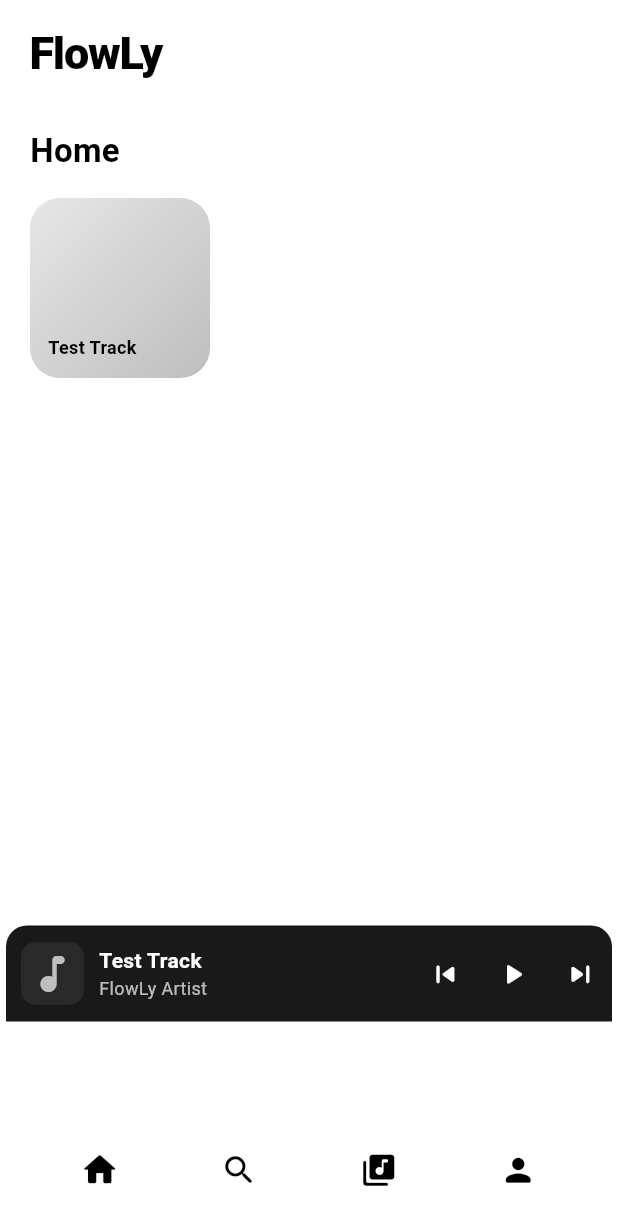
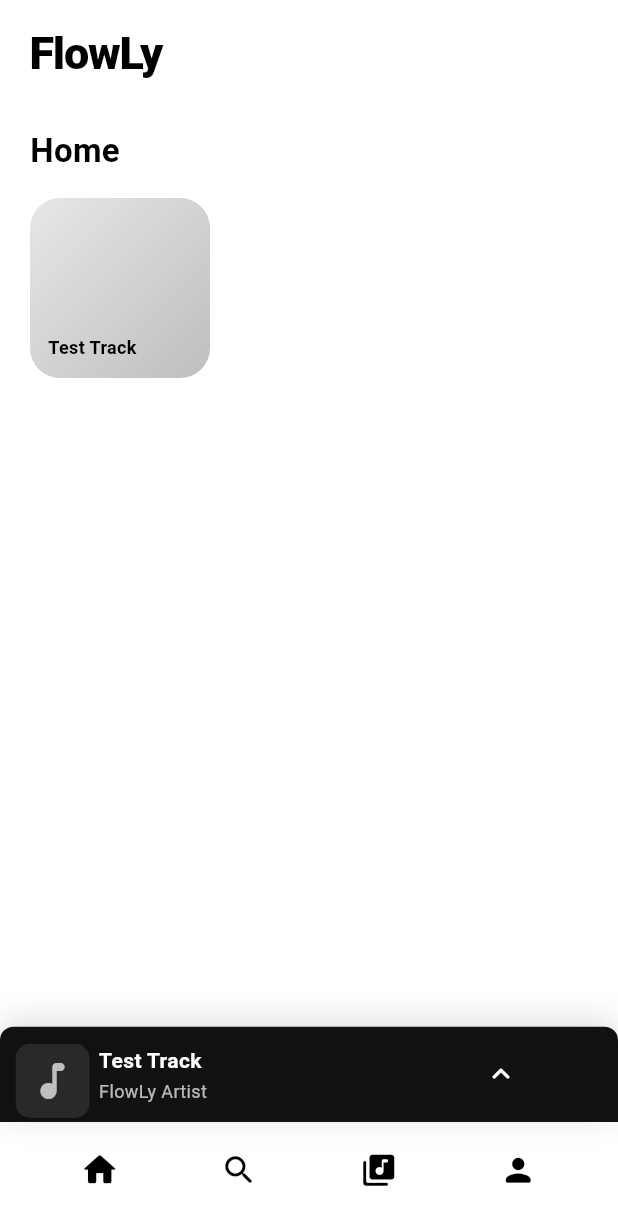
Before and after one commit to FrezzDEV/FlowLy-v1, a Flutter app: the screen it shows after launch, after a tap on "Test Track", on a phone screen of 412 x 824 dp. Shown: the top 1225 px of the screen. Run offline on Flutter 3.47's test engine with Material 3 defaults, Android fonts, the phone set to English and light mode, and no system bars.

Commit message:
fix: make player responsive to screen height

```diff
--- a/lib/shared/widgets/draggable_view.dart
+++ b/lib/shared/widgets/draggable_view.dart
@@ -2,9 +2,7 @@ import 'dart:ui' show lerpDouble;
 
 import 'package:flutter/material.dart';
 
-/// Port of FlowLy's draggable player surface.
-/// The original implementation lives in FrezzDEV/FlowLy at
-/// lib/utils/draggable_view.dart; this version is adapted for the v1 test UI.
+/// Responsive draggable player adapted from FrezzDEV/FlowLy.
 class DraggableView extends StatefulWidget {
   const DraggableView({super.key});
 
@@ -14,10 +12,10 @@ class DraggableView extends StatefulWidget {
 
 class DraggableViewState extends State<DraggableView>
     with SingleTickerProviderStateMixin {
-  static const double _miniHeight = 64;
-  static const double _miniMargin = 4;
-  static const double _miniRadius = 14;
-  static const double _navBarHeight = 64;
+  // Proportions of the available body height instead of fixed pixel heights.
+  static const double _miniFactor = 0.085;
+  static const double _expandedFactor = 1.0;
+  static const double _miniRadiusFactor = 0.022;
 
   late final AnimationController _progress;
 
@@ -52,10 +50,10 @@ class DraggableViewState extends State<DraggableView>
   }
 
   void _onDragUpdate(DragUpdateDetails details) {
-    final range = MediaQuery.sizeOf(context).height - _miniHeight;
-    if (range <= 0) return;
-    _progress.value = (_progress.value -
-            (details.primaryDelta ?? 0) / range)
+    final height = MediaQuery.sizeOf(context).height;
+    final travel = height * (_expandedFactor - _miniFactor);
+    if (travel <= 0) return;
+    _progress.value = (_progress.value - (details.primaryDelta ?? 0) / travel)
         .clamp(0.0, 1.0);
   }
 
@@ -64,7 +62,6 @@ class DraggableViewState extends State<DraggableView>
     final target = velocity.abs() > 600
         ? (velocity < 0 ? 1.0 : 0.0)
         : (_progress.value > 0.5 ? 1.0 : 0.0);
-
     if (target == 1) {
       await open();
     } else {
@@ -74,21 +71,23 @@ class DraggableViewState extends State<DraggableView>
 
   @override
   Widget build(BuildContext context) {
+    return LayoutBuilder(
+      builder: (context, constraints) {
+        final height = constraints.maxHeight;
+        final width = constraints.maxWidth;
+
         return AnimatedBuilder(
           animation: _progress,
           builder: (context, _) {
-        final size = MediaQuery.sizeOf(context);
-        final safeBottom = MediaQuery.paddingOf(context).bottom;
             final t = _progress.value;
-        final artSize = lerpDouble(42, size.width * 0.56, t)!;
-        final artTop = lerpDouble(11, 92, t)!;
-        final artLeft = lerpDouble(10, (size.width - artSize) / 2, t)!;
-        final cardWidth = size.width - lerpDouble(_miniMargin * 2, 0, t)!;
-        final cardHeight = lerpDouble(_miniHeight, size.height, t)!;
-        final miniOpacity = 1 - _remap(t, 0, 0.3);
-        final expandedOpacity = _remap(t, 0.5, 1);
-        final bottomMargin =
-            lerpDouble(_navBarHeight + safeBottom + 3, 0, t)!;
+            final heightFactor = lerpDouble(_miniFactor, _expandedFactor, t)!;
+            final playerHeight = height * heightFactor;
+            final radius = width * _miniRadiusFactor * (1 - t);
+            final artSize = lerpDouble(width * 0.12, width * 0.56, t)!;
+            final artTop = lerpDouble(playerHeight * 0.18, height * 0.10, t)!;
+            final artLeft = lerpDouble(width * 0.025, (width - artSize) / 2, t)!;
+            final miniOpacity = 1 - _remap(t, 0, 0.32);
+            final expandedOpacity = _remap(t, 0.45, 1);
 
             return Align(
               alignment: Alignment.bottomCenter,
@@ -97,20 +96,22 @@ class DraggableViewState extends State<DraggableView>
                 onVerticalDragUpdate: _onDragUpdate,
                 onVerticalDragEnd: _onDragEnd,
                 child: Container(
-              width: cardWidth,
-              height: cardHeight,
-              margin: EdgeInsets.only(bottom: bottomMargin),
+                  width: width,
+                  height: playerHeight,
                   clipBehavior: Clip.antiAlias,
                   decoration: BoxDecoration(
-                color: Color.lerp(
-                  const Color(0xFF191919),
-                  const Color(0xFF0B0B0B),
-                  t,
+                    color: const Color(0xFF111111),
+                    borderRadius: BorderRadius.only(
+                      topLeft: Radius.circular(radius),
+                      topRight: Radius.circular(radius),
                     ),
-                borderRadius: BorderRadius.only(
-                  topLeft: Radius.circular(lerpDouble(_miniRadius, 0, t)!),
-                  topRight: Radius.circular(lerpDouble(_miniRadius, 0, t)!),
+                    boxShadow: const [
+                      BoxShadow(
+                        color: Color(0x22000000),
+                        blurRadius: 18,
+                        offset: Offset(0, -4),
                       ),
+                    ],
                   ),
                   child: Stack(
                     children: [
@@ -120,81 +121,56 @@ class DraggableViewState extends State<DraggableView>
                         width: artSize,
                         height: artSize,
                         child: ClipRRect(
-                      borderRadius: BorderRadius.circular(10),
-                      child: const _Artwork(showText: false),
+                          borderRadius: BorderRadius.circular(width * 0.024),
+                          child: const _Artwork(),
                         ),
                       ),
-                  Positioned(
-                    left: 62,
-                    right: 142,
-                    top: 0,
-                    height: _miniHeight,
+                      Positioned.fill(
+                        child: IgnorePointer(
+                          ignoring: t > 0.4,
                           child: Opacity(
                             opacity: miniOpacity,
+                            child: _MiniContent(
+                              onTap: open,
+                              width: width,
+                            ),
+                          ),
+                        ),
+                      ),
+                      Positioned.fill(
                         child: IgnorePointer(
-                        ignoring: t > 0.3,
-                        child: GestureDetector(
-                          onTap: open,
-                          behavior: HitTestBehavior.opaque,
-                          child: const Align(
-                            alignment: Alignment.centerLeft,
-                            child: _TrackInfo(compact: true),
+                          ignoring: t < 0.5,
+                          child: Opacity(
+                            opacity: expandedOpacity,
+                            child: Padding(
+                              padding: EdgeInsets.symmetric(horizontal: width * 0.06),
+                              child: _ExpandedContent(
+                                top: artTop + artSize + height * 0.04,
+                                width: width,
                               ),
                             ),
                           ),
                         ),
                       ),
                       Positioned(
-                    right: 90,
-                    top: 0,
-                    height: _miniHeight,
-                    child: Opacity(
-                      opacity: miniOpacity,
-                      child: const _ActionButton(icon: Icons.skip_previous_rounded),
-                    ),
-                  ),
-                  Positioned(
-                    right: 45,
-                    top: 0,
-                    height: _miniHeight,
-                    child: Opacity(
-                      opacity: miniOpacity,
-                      child: const _ActionButton(icon: Icons.play_arrow_rounded),
-                    ),
-                  ),
-                  Positioned(
+                        top: height * 0.025,
+                        left: 0,
                         right: 0,
-                    top: 0,
-                    height: _miniHeight,
-                    child: Opacity(
-                      opacity: miniOpacity,
-                      child: const _ActionButton(icon: Icons.skip_next_rounded),
-                    ),
-                  ),
-                  Positioned(
-                    top: artTop + artSize + 42,
-                    left: 22,
-                    right: 22,
-                    child: IgnorePointer(
-                      ignoring: t < 0.5,
-                      child: Opacity(
-                        opacity: expandedOpacity,
-                        child: const _ExpandedPlayer(),
-                      ),
-                    ),
-                  ),
-                  Positioned(
-                    top: 34,
-                    right: 8,
                         child: IgnorePointer(
                           ignoring: t < 0.5,
                           child: Opacity(
                             opacity: expandedOpacity,
                             child: GestureDetector(
                               onTap: close,
-                          child: const _ActionButton(
-                            icon: Icons.keyboard_arrow_down_rounded,
-                            size: 48,
+                              child: Center(
+                                child: Container(
+                                  width: width * 0.11,
+                                  height: height * 0.006,
+                                  decoration: BoxDecoration(
+                                    color: Colors.white38,
+                                    borderRadius: BorderRadius.circular(999),
+                                  ),
+                                ),
                               ),
                             ),
                           ),
@@ -207,104 +183,161 @@ class DraggableViewState extends State<DraggableView>
             );
           },
         );
+      },
+    );
   }
 
   double _remap(double value, double start, double end) =>
       ((value - start) / (end - start)).clamp(0.0, 1.0).toDouble();
 }
 
-class _TrackInfo extends StatelessWidget {
-  const _TrackInfo({this.compact = false});
+class _MiniContent extends StatelessWidget {
+  const _MiniContent({required this.onTap, required this.width});
 
-  final bool compact;
+  final VoidCallback onTap;
+  final double width;
 
   @override
   Widget build(BuildContext context) {
-    return const Column(
-      mainAxisSize: MainAxisSize.min,
+    return GestureDetector(
+      onTap: onTap,
+      behavior: HitTestBehavior.opaque,
+      child: Padding(
+        padding: EdgeInsets.symmetric(horizontal: width * 0.16),
+        child: Row(
+          children: [
+            Expanded(
+              child: Column(
+                mainAxisAlignment: MainAxisAlignment.center,
                 crossAxisAlignment: CrossAxisAlignment.start,
-      children: [
-        Text('Test Track', maxLines: 1, overflow: TextOverflow.ellipsis,
-            style: TextStyle(color: Colors.white, fontSize: 14, fontWeight: FontWeight.w600)),
-        Text('FlowLy Artist', maxLines: 1, overflow: TextOverflow.ellipsis,
-            style: TextStyle(color: Colors.white70, fontSize: 12)),
+                children: const [
+                  Text(
+                    'Test Track',
+                    maxLines: 1,
+                    overflow: TextOverflow.ellipsis,
+                    style: TextStyle(color: Colors.white, fontSize: 14, fontWeight: FontWeight.w600),
+                  ),
+                  SizedBox(height: 2),
+                  Text(
+                    'FlowLy Artist',
+                    maxLines: 1,
+                    overflow: TextOverflow.ellipsis,
+                    style: TextStyle(color: Colors.white70, fontSize: 12),
+                  ),
                 ],
+              ),
+            ),
+            const Icon(Icons.keyboard_arrow_up_rounded, color: Colors.white, size: 24),
+          ],
+        ),
+      ),
     );
   }
 }
 
-class _ExpandedPlayer extends StatelessWidget {
-  const _ExpandedPlayer();
+class _ExpandedContent extends StatelessWidget {
+  const _ExpandedContent({required this.top, required this.width});
+
+  final double top;
+  final double width;
 
   @override
   Widget build(BuildContext context) {
-    return Column(
+    return Positioned(
+      top: top,
+      left: 0,
+      right: 0,
+      child: Column(
         crossAxisAlignment: CrossAxisAlignment.start,
         children: [
-        const Text('Test Track', style: TextStyle(color: Colors.white, fontSize: 24, fontWeight: FontWeight.w700)),
-        const SizedBox(height: 5),
-        const Text('FlowLy Artist', style: TextStyle(color: Colors.white70, fontSize: 15)),
-        const SizedBox(height: 48),
+          Align(
+            alignment: Alignment.center,
+            child: Text(
+              'Test Track',
+              style: TextStyle(
+                color: Colors.white,
+                fontSize: width * 0.06,
+                fontWeight: FontWeight.w700,
+              ),
+            ),
+          ),
+          SizedBox(height: width * 0.015),
+          Align(
+            alignment: Alignment.center,
+            child: Text(
+              'FlowLy Artist',
+              style: TextStyle(color: Colors.white70, fontSize: width * 0.038),
+            ),
+          ),
+          SizedBox(height: width * 0.10),
           SliderTheme(
             data: SliderTheme.of(context).copyWith(
               activeTrackColor: Colors.white,
               inactiveTrackColor: Colors.white24,
               thumbColor: Colors.white,
               overlayColor: Colors.transparent,
-            trackHeight: 4,
+              trackHeight: width * 0.01,
             ),
             child: const Slider(value: 0.28, onChanged: null),
           ),
+          SizedBox(height: width * 0.035),
           const Row(
             mainAxisAlignment: MainAxisAlignment.spaceEvenly,
             children: [
-            _ActionButton(icon: Icons.skip_previous_rounded, size: 64),
+              _ActionButton(icon: Icons.skip_previous_rounded, sizeFactor: 0.16),
               _LargePlayButton(),
-            _ActionButton(icon: Icons.skip_next_rounded, size: 64),
+              _ActionButton(icon: Icons.skip_next_rounded, sizeFactor: 0.16),
             ],
           ),
         ],
+      ),
     );
   }
 }
 
 class _Artwork extends StatelessWidget {
-  const _Artwork({required this.showText});
-  final bool showText;
+  const _Artwork();
 
   @override
-  Widget build(BuildContext context) {
-    return Container(
+  Widget build(BuildContext context) => Container(
         color: const Color(0xFF292929),
         alignment: Alignment.center,
         child: const Icon(Icons.music_note_rounded, color: Colors.white70, size: 32),
       );
 }
-}
 
 class _ActionButton extends StatelessWidget {
-  const _ActionButton({required this.icon, this.size = 42});
+  const _ActionButton({required this.icon, required this.sizeFactor});
 
   final IconData icon;
-  final double size;
+  final double sizeFactor;
 
   @override
-  Widget build(BuildContext context) => SizedBox(
+  Widget build(BuildContext context) {
+    final width = MediaQuery.sizeOf(context).width;
+    final size = width * sizeFactor;
+    return SizedBox(
       width: size,
       height: size,
-        child: Center(child: Icon(icon, color: Colors.white, size: size * 0.56)),
+      child: Center(
+        child: Icon(icon, color: Colors.white, size: size * 0.56),
+      ),
     );
+  }
 }
 
 class _LargePlayButton extends StatelessWidget {
   const _LargePlayButton();
 
   @override
-  Widget build(BuildContext context) => Container(
-        width: 82,
-        height: 82,
+  Widget build(BuildContext context) {
+    final size = MediaQuery.sizeOf(context).width * 0.20;
+    return Container(
+      width: size,
+      height: size,
       decoration: const BoxDecoration(color: Colors.white12, shape: BoxShape.circle),
       alignment: Alignment.center,
-        child: const Icon(Icons.play_arrow_rounded, color: Colors.white, size: 40),
+      child: Icon(Icons.play_arrow_rounded, color: Colors.white, size: size * 0.5),
     );
   }
+}
```
Lines whose indentation alone changed are shown as unchanged.
